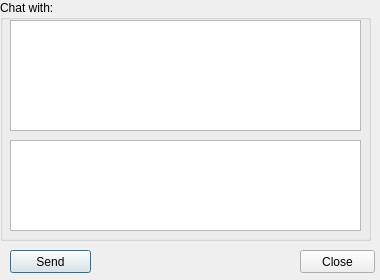
thebruno/comm-nt, file comm_nt/chat.ui: the form before one commit.
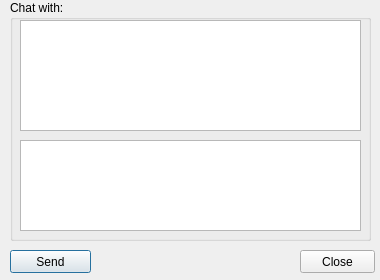
The form after the commit. Icons and pictures are not drawn.

Commit message: Chat alignment changed

```diff
--- a/comm_nt/chat.ui
+++ b/comm_nt/chat.ui
@@ -29,9 +29,9 @@
    <widget class="QGroupBox" name="grBoxChatWith">
     <property name="geometry">
      <rect>
-      <x>0</x>
+      <x>10</x>
       <y>0</y>
-      <width>371</width>
+      <width>361</width>
       <height>241</height>
      </rect>
     </property>
@@ -69,7 +69,7 @@
       <rect>
        <x>10</x>
        <y>20</y>
-       <width>351</width>
+       <width>341</width>
        <height>111</height>
       </rect>
      </property>
@@ -85,7 +85,7 @@
       <rect>
        <x>10</x>
        <y>140</y>
-       <width>351</width>
+       <width>341</width>
        <height>91</height>
       </rect>
      </property>
```
The commit also changes 6 other files.
